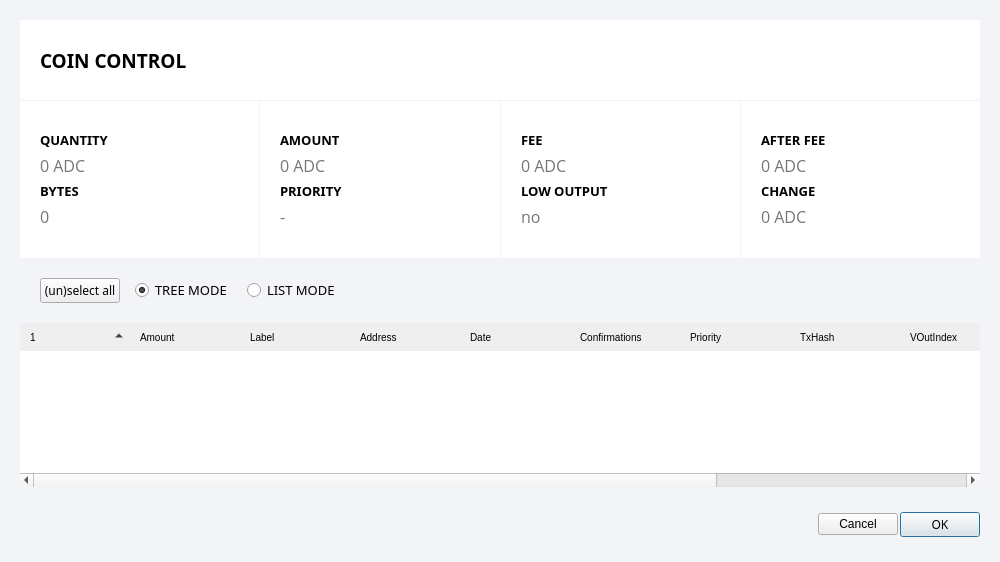
This is src/qt/forms/coincontroldialog.ui in aurovine/AudioCoin as Qt 5 draws it before an edit. The edited form follows.
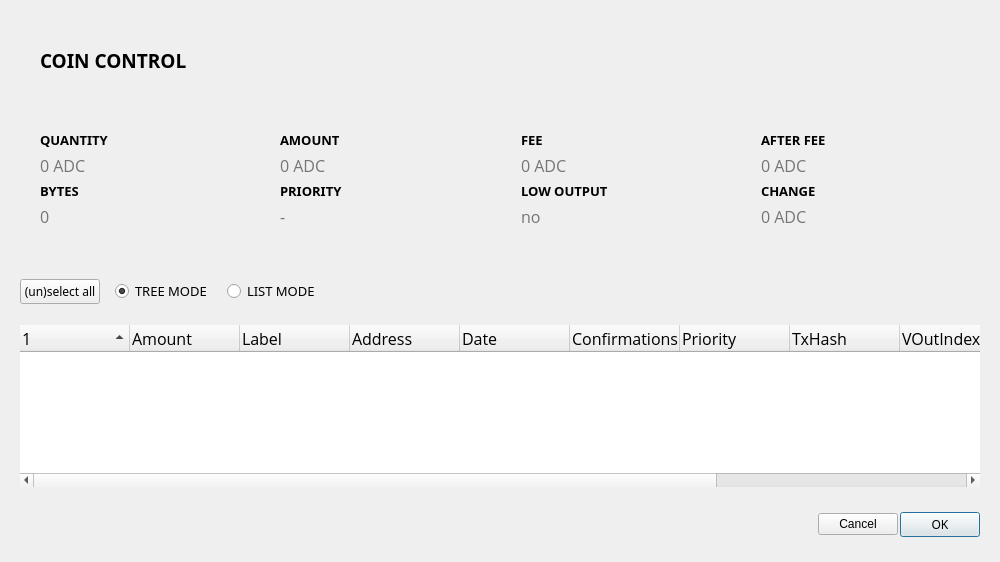
This is the edited form. Icons and pictures are not drawn. Custom widgets are drawn as their Qt base class.

```diff
--- a/src/qt/forms/coincontroldialog.ui
+++ b/src/qt/forms/coincontroldialog.ui
@@ -13,60 +13,6 @@
   <property name="windowTitle">
    <string>Coin Control</string>
   </property>
-  <property name="styleSheet">
-   <string notr="true">#CoinControlDialog { background-color: #f3f4f7; }
-
-#buttonWidget { background-color: #f3f4f7; }
-
-QTreeWidget::item {
-	border: 0;
-	padding: 2px 5px;
-}
-
-QTreeWidget::branch:selected, QTreeWidget::item:selected {
-	background-color: #3cb0e5;
-}
-
-QTreeView::branch:has-children:!has-siblings:closed,
-QTreeView::branch:closed:has-children:has-siblings {
-        border-image: none;
-        image: url(:/icons/material/black/arrow_right);
-}
-
-QTreeView::branch:selected:has-children:!has-siblings:closed,
-QTreeView::branch:selected:closed:has-children:has-siblings {
-        border-image: none;
-        image: url(:/icons/material/black/arrow_right);
-}
-
-QTreeView::branch:open:has-children:!has-siblings,
-QTreeView::branch:open:has-children:has-siblings  {
-        border-image: none;
-        image: url(:/icons/material/black/arrow_down);
-}
-
-QTreeView::branch:selected:open:has-children:!has-siblings,
-QTreeView::branch:selected:open:has-children:has-siblings  {
-        border-image: none;
-        image: url(:/icons/material/black/arrow_down);
-}
-
-QHeaderView::section {
-	font-family: 'Montserrat';
-	font-size: 10px;
-	text-transform: uppercase;
-	padding: 5px 10px;
-	border: none;
-}
-
-QHeaderView::down_arrow {
-	image: url(:/icons/material/black/arrow_down);
-}
-
-QHeaderView::up_arrow {
-	image: url(:/icons/material/black/arrow_up);
-}</string>
-  </property>
   <layout class="QVBoxLayout" name="verticalLayout">
    <property name="spacing">
     <number>0</number>
@@ -87,7 +33,7 @@
     <widget class="QWidget" name="verticalWidget" native="true">
      <layout class="QVBoxLayout" name="verticalLayout_2">
       <property name="spacing">
-       <number>0</number>
+       <number>1</number>
       </property>
       <property name="leftMargin">
        <number>20</number>
@@ -103,9 +49,6 @@
       </property>
       <item>
        <widget class="QWidget" name="header" native="true">
-        <property name="styleSheet">
-         <string notr="true">#titleWidget, #detailWidget { background-color: white; }</string>
-        </property>
         <layout class="QVBoxLayout" name="headerLayout">
          <property name="spacing">
           <number>1</number>
@@ -123,7 +66,7 @@
           <number>0</number>
          </property>
          <item>
-          <widget class="QWidget" name="titleWidget" native="true">
+          <widget class="QThemedPanel" name="titleWidget" native="true">
            <property name="sizePolicy">
             <sizepolicy hsizetype="Preferred" vsizetype="Fixed">
              <horstretch>0</horstretch>
@@ -199,10 +142,7 @@
              <number>0</number>
             </property>
             <item>
-             <widget class="QWidget" name="coinControl_1" native="true">
-              <property name="styleSheet">
-               <string notr="true">background-color: white;</string>
-              </property>
+             <widget class="QThemedPanel" name="coinControl_1" native="true">
               <layout class="QFormLayout" name="formLayoutCoinControl1">
                <property name="labelAlignment">
                 <set>Qt::AlignLeading|Qt::AlignLeft|Qt::AlignVCenter</set>
@@ -318,10 +258,7 @@
              </widget>
             </item>
             <item>
-             <widget class="QWidget" name="coinControl_2" native="true">
-              <property name="styleSheet">
-               <string notr="true">background-color: white;</string>
-              </property>
+             <widget class="QThemedPanel" name="coinControl_2" native="true">
               <layout class="QFormLayout" name="formLayoutCoinControl2">
                <property name="labelAlignment">
                 <set>Qt::AlignLeading|Qt::AlignLeft|Qt::AlignVCenter</set>
@@ -437,10 +374,7 @@
              </widget>
             </item>
             <item>
-             <widget class="QWidget" name="coinControl_3" native="true">
-              <property name="styleSheet">
-               <string notr="true">background-color: white;</string>
-              </property>
+             <widget class="QThemedPanel" name="coinControl_3" native="true">
               <layout class="QFormLayout" name="formLayoutCoinControl3">
                <property name="labelAlignment">
                 <set>Qt::AlignLeading|Qt::AlignLeft|Qt::AlignVCenter</set>
@@ -562,10 +496,7 @@
              </widget>
             </item>
             <item>
-             <widget class="QWidget" name="coinControl_4" native="true">
-              <property name="styleSheet">
-               <string notr="true">background-color: white;</string>
-              </property>
+             <widget class="QThemedPanel" name="coinControl_4" native="true">
               <layout class="QFormLayout" name="formLayoutCoinControl4">
                <property name="labelAlignment">
                 <set>Qt::AlignLeading|Qt::AlignLeft|Qt::AlignVCenter</set>
@@ -699,13 +630,13 @@
           <number>15</number>
          </property>
          <property name="leftMargin">
-          <number>20</number>
+          <number>0</number>
          </property>
          <property name="topMargin">
           <number>20</number>
          </property>
          <property name="rightMargin">
-          <number>20</number>
+          <number>0</number>
          </property>
          <property name="bottomMargin">
           <number>20</number>
@@ -1015,6 +946,12 @@
   </layout>
  </widget>
  <customwidgets>
+  <customwidget>
+   <class>QThemedPanel</class>
+   <extends>QWidget</extends>
+   <header>qthemedpanel.h</header>
+   <container>1</container>
+  </customwidget>
   <customwidget>
    <class>QCustomButton</class>
    <extends>QPushButton</extends>
```
